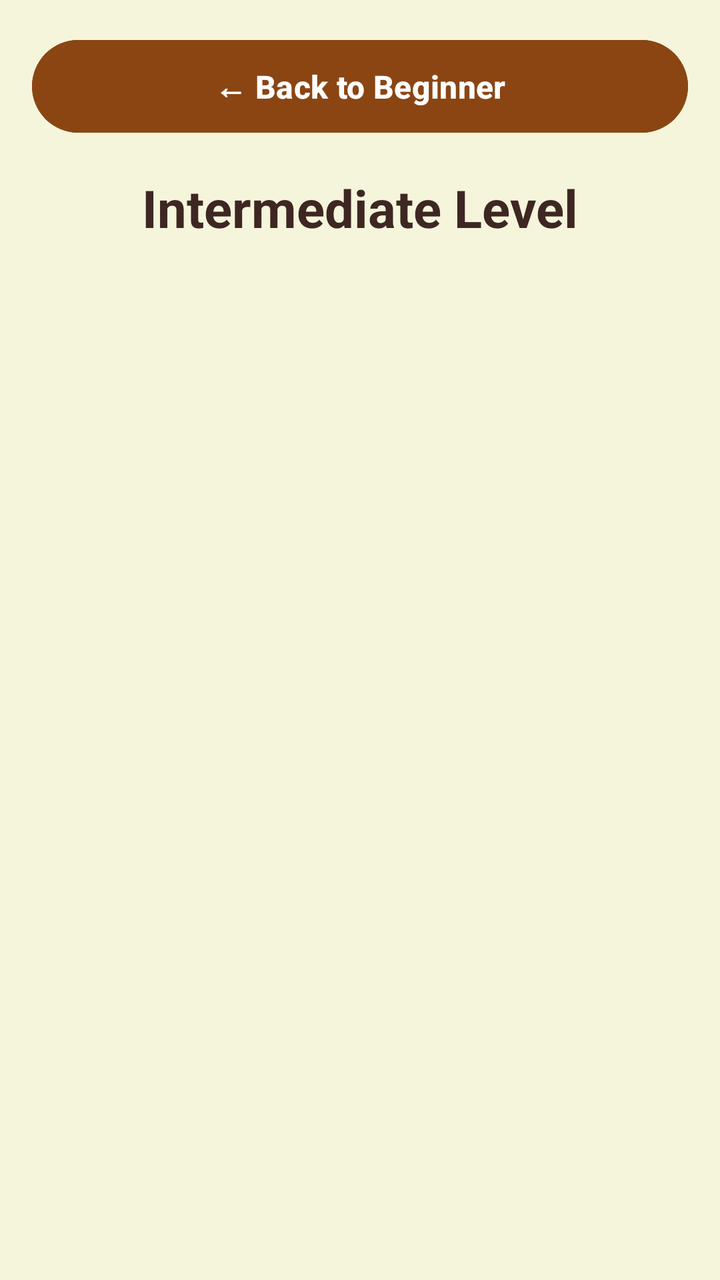
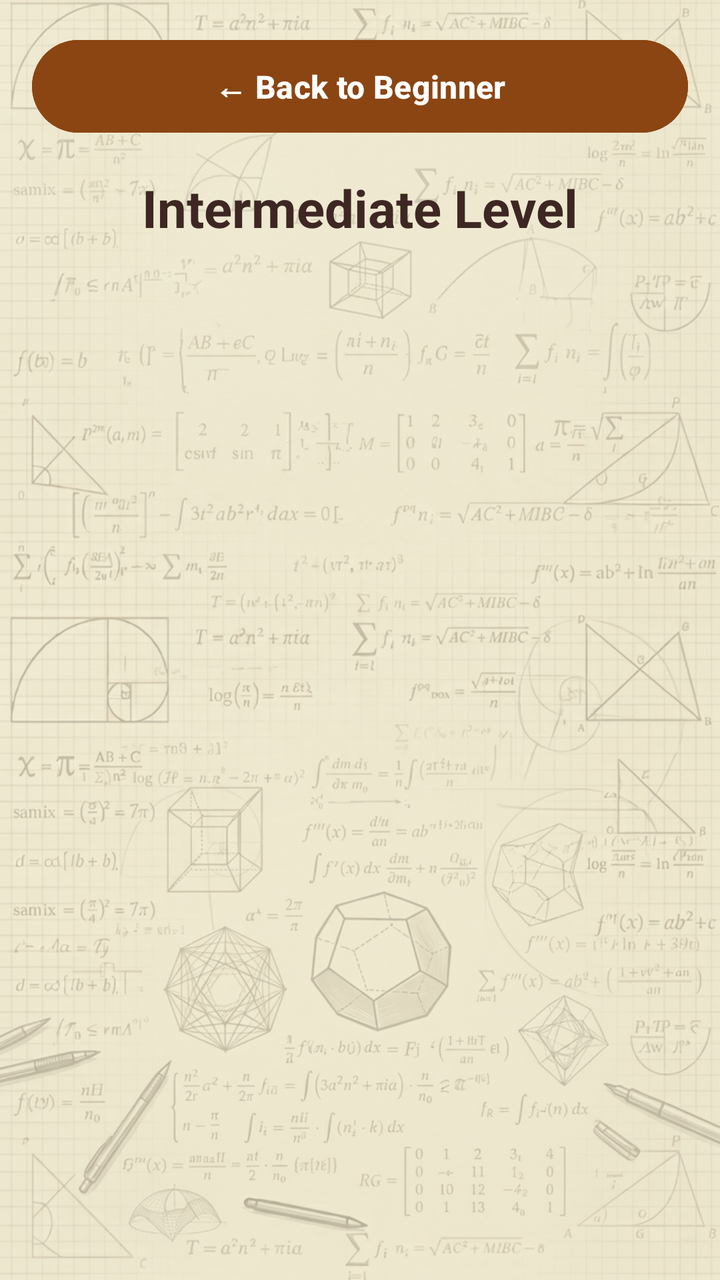

Compare the two renders of this Android layout. The source of the first and the diff that turns it into the second are given below.
<!-- AndroidManifest.xml: application theme Theme.OlympMathMentor -->
<!-- res/layout/fragment_intermediate.xml -->
<?xml version="1.0" encoding="utf-8"?>
<ScrollView xmlns:android="http://schemas.android.com/apk/res/android"
    xmlns:app="http://schemas.android.com/apk/res-auto"
    android:layout_width="match_parent"
    android:layout_height="match_parent"
    android:background="#F5F5DC"
    android:fillViewport="true">

    <LinearLayout
        android:layout_width="match_parent"
        android:layout_height="wrap_content"
        android:orientation="vertical">

        <Button
            android:id="@+id/btnBackToBeginner"
            android:layout_width="match_parent"
            android:layout_height="wrap_content"
            android:layout_margin="16dp"
            android:backgroundTint="#8B4513"
            android:text="← Back to Beginner"
            android:textColor="@color/white"
            android:textSize="16sp"
            android:textStyle="bold"
            android:padding="12dp"
            android:elevation="4dp"
            android:textAllCaps="false"/>

        <TextView
            android:layout_width="match_parent"
            android:layout_height="wrap_content"
            android:text="Intermediate Level"
            android:textSize="26sp"
            android:textStyle="bold"
            android:textColor="#3E2723"
            android:gravity="center"
            android:layout_marginBottom="8dp"/>

        <androidx.recyclerview.widget.RecyclerView
            android:id="@+id/rvIntermediateCourses"
            android:layout_width="match_parent"
            android:layout_height="wrap_content"
            android:nestedScrollingEnabled="false"
            android:clipToPadding="false"/>

        <Button
            android:id="@+id/btnGoToAdvanced"
            android:layout_width="match_parent"
            android:layout_height="60dp"
            android:layout_margin="16dp"
            android:backgroundTint="#D32F2F"
            android:text="Go to Advanced Level →"
            android:textColor="@color/white"
            android:textSize="18sp"
            android:textStyle="bold"
            android:elevation="6dp"
            android:visibility="gone" />

    </LinearLayout>
</ScrollView>
<!-- resources referenced by this layout -->
<resources>
  <color name="white">#FFFFFF</color>
  <style name="Theme.OlympMathMentor" parent="Base.Theme.OlympMathMentor" />
  <style name="Base.Theme.OlympMathMentor" parent="Theme.Material3.DayNight.NoActionBar">
          <item name="colorPrimary">@color/soft_beige</item>
  
          <item name="android:statusBarColor">@color/soft_beige</item>
  
          <item name="android:windowLightStatusBar">true</item>
      </style>
  <color name="soft_beige">#EFEBE9</color>
</resources>

<!-- the commit's change to res/layout/fragment_intermediate.xml (unified diff, before → after) -->
@@ -1,59 +1,73 @@
 <?xml version="1.0" encoding="utf-8"?>
-<ScrollView xmlns:android="http://schemas.android.com/apk/res/android"
-    xmlns:app="http://schemas.android.com/apk/res-auto"
+<FrameLayout xmlns:android="http://schemas.android.com/apk/res/android"
     android:layout_width="match_parent"
     android:layout_height="match_parent"
-    android:background="#F5F5DC"
-    android:fillViewport="true">
+    android:background="#F5F5DC"> 
 
-    <LinearLayout
+    
+    <ImageView
         android:layout_width="match_parent"
-        android:layout_height="wrap_content"
-        android:orientation="vertical">
+        android:layout_height="match_parent"
+        android:src="@drawable/home"
+        android:scaleType="centerCrop"
+        android:alpha="0.35" /> 
 
-        <Button
-            android:id="@+id/btnBackToBeginner"
+    
+    <androidx.core.widget.NestedScrollView
+        android:layout_width="match_parent"
+        android:layout_height="match_parent"
+        android:fillViewport="true">
+
+        <LinearLayout
             android:layout_width="match_parent"
             android:layout_height="wrap_content"
-            android:layout_margin="16dp"
-            android:backgroundTint="#8B4513"
-            android:text="← Back to Beginner"
-            android:textColor="@color/white"
-            android:textSize="16sp"
-            android:textStyle="bold"
-            android:padding="12dp"
-            android:elevation="4dp"
-            android:textAllCaps="false"/>
+            android:orientation="vertical">
 
-        <TextView
-            android:layout_width="match_parent"
-            android:layout_height="wrap_content"
-            android:text="Intermediate Level"
-            android:textSize="26sp"
-            android:textStyle="bold"
-            android:textColor="#3E2723"
-            android:gravity="center"
-            android:layout_marginBottom="8dp"/>
+            <Button
+                android:id="@+id/btnBackToBeginner"
+                android:layout_width="match_parent"
+                android:layout_height="wrap_content"
+                android:layout_margin="16dp"
+                android:backgroundTint="#8B4513"
+                android:text="← Back to Beginner"
+                android:textColor="@color/white"
+                android:textSize="16sp"
+                android:textStyle="bold"
+                android:padding="12dp"
+                android:elevation="4dp"
+                android:textAllCaps="false"/>
 
-        <androidx.recyclerview.widget.RecyclerView
-            android:id="@+id/rvIntermediateCourses"
-            android:layout_width="match_parent"
-            android:layout_height="wrap_content"
-            android:nestedScrollingEnabled="false"
-            android:clipToPadding="false"/>
+            <TextView
+                android:layout_width="match_parent"
+                android:layout_height="wrap_content"
+                android:text="Intermediate Level"
+                android:textSize="26sp"
+                android:textStyle="bold"
+                android:textColor="#3E2723"
+                android:gravity="center"
+                android:layout_marginBottom="8dp"/>
 
-        <Button
-            android:id="@+id/btnGoToAdvanced"
-            android:layout_width="match_parent"
-            android:layout_height="60dp"
-            android:layout_margin="16dp"
-            android:backgroundTint="#D32F2F"
-            android:text="Go to Advanced Level →"
-            android:textColor="@color/white"
-            android:textSize="18sp"
-            android:textStyle="bold"
-            android:elevation="6dp"
-            android:visibility="gone" />
+            <androidx.recyclerview.widget.RecyclerView
+                android:id="@+id/rvIntermediateCourses"
+                android:layout_width="match_parent"
+                android:layout_height="wrap_content"
+                android:nestedScrollingEnabled="false"
+                android:clipToPadding="false"/>
 
-    </LinearLayout>
-</ScrollView>
+            <Button
+                android:id="@+id/btnGoToAdvanced"
+                android:layout_width="match_parent"
+                android:layout_height="60dp"
+                android:layout_margin="16dp"
+                android:backgroundTint="#D32F2F"
+                android:text="Go to Advanced Level →"
+                android:textColor="@color/white"
+                android:textSize="18sp"
+                android:textStyle="bold"
+                android:elevation="6dp"
+                android:visibility="gone" />
+
+        </LinearLayout>
+    </androidx.core.widget.NestedScrollView>
+
+</FrameLayout>
<!-- resource entries referenced after the edit -->
@@ -1,6 +1,7 @@
 <!-- resources referenced by this layout -->
 <resources>
   <color name="white">#FFFFFF</color>
+  <!-- drawable home: png bitmap (drawable, 209623 bytes) -->
   <style name="Theme.OlympMathMentor" parent="Base.Theme.OlympMathMentor" />
   <style name="Base.Theme.OlympMathMentor" parent="Theme.Material3.DayNight.NoActionBar">
           <item name="colorPrimary">@color/soft_beige</item>
